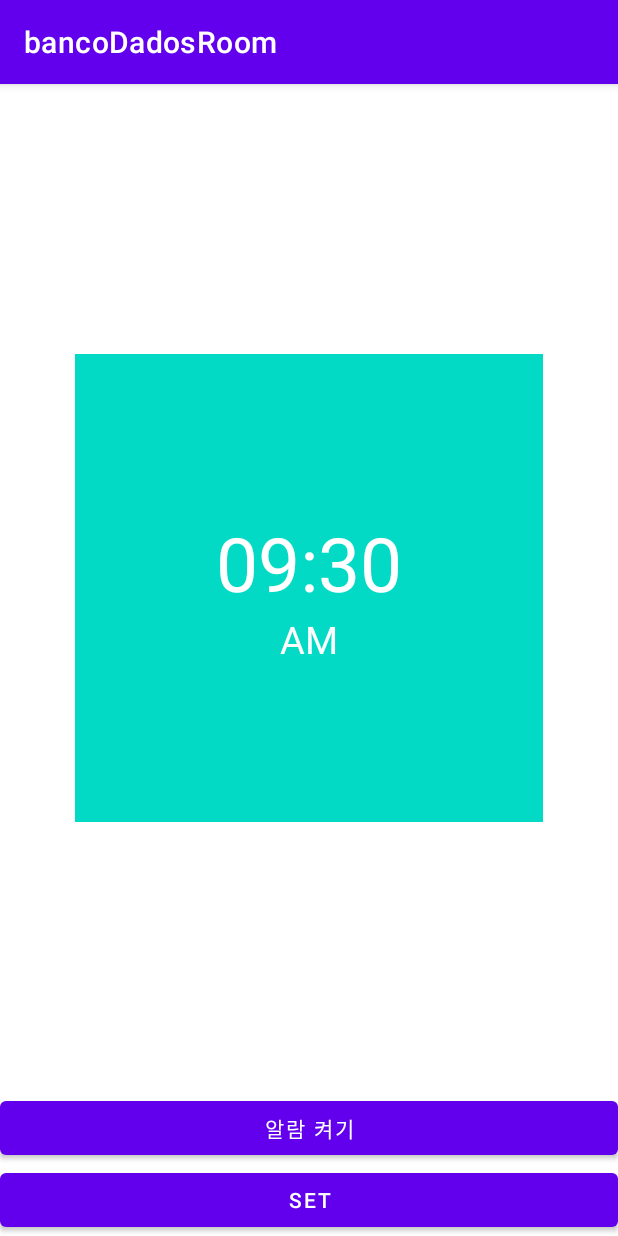
After one commit to walter-retzer/bancoDadosRoom, an Android app: the MainActivityTeste screen opened directly, with no data from a screen before it, on a phone screen of 412 x 824 dp. The commit adds this screen. Run offline under Robolectric (Android 15) with nearby library versions, the phone set to English and light mode, and no system bars.

Commit message:
Inclusão de simulação de disparo de alarme para os Lembretes salvos no Banco de Dados.

```diff
--- a/app/build.gradle
+++ b/app/build.gradle
@@ -6,12 +6,12 @@ plugins {
 }
 
 android {
-    compileSdk 32
+    compileSdk 31
 
     defaultConfig {
         applicationId "com.wdretzer.bancodadosroom"
         minSdk 21
-        targetSdk 32
+        targetSdk 31
         versionCode 1
         versionName "1.0"
 
--- /dev/null
+++ b/app/src/main/java/com/wdretzer/bancodadosroom/alarm/AlarmDisplayModel.kt
@@ -0,0 +1,31 @@
+package com.wdretzer.bancodadosroom.alarm
+
+data class AlarmDisplayModel(
+    val hour: Int,
+    val minute: Int,
+    var onOff: Boolean
+) {
+
+    val timeText: String
+        get() {
+            val h = "%02d".format(if (hour < 12) hour else hour - 12)
+            val m = "%02d".format(minute)
+
+            return "$h:$m"
+        }
+
+    val ampmText: String
+        get() {
+            return if (hour < 12) "AM" else "PM"
+        }
+
+    val onOffText: String
+        get() {
+            return if (onOff) "알람 끄기" else "알람 켜기"
+        }
+
+    fun makeDataForDB(): String {
+        return "$hour:$minute"
+    }
+
+}
--- /dev/null
+++ b/app/src/main/java/com/wdretzer/bancodadosroom/alarm/MainActivityTeste.kt
@@ -0,0 +1,186 @@
+package com.wdretzer.bancodadosroom.alarm
+
+import android.app.AlarmManager
+import android.app.PendingIntent
+import android.app.TimePickerDialog
+import android.content.Context
+import android.content.Intent
+import android.os.Build
+import androidx.appcompat.app.AppCompatActivity
+import android.os.Bundle
+import android.widget.Button
+import android.widget.TextView
+import androidx.annotation.RequiresApi
+import com.wdretzer.bancodadosroom.R
+import java.util.*
+
+
+
+class MainActivityTeste : AppCompatActivity() {
+
+
+    @RequiresApi(Build.VERSION_CODES.M)
+    override fun onCreate(savedInstanceState: Bundle?) {
+        super.onCreate(savedInstanceState)
+        setContentView(R.layout.activity_main_teste)
+
+        initOnOffButton()
+        initChangeAlarmTimeButton()
+
+        val model = fetchDataFromSharedPreferences()
+        renderView(model)
+    }
+
+
+    @RequiresApi(Build.VERSION_CODES.M)
+    private fun initOnOffButton() {
+        val onOffButton = findViewById<Button>(R.id.onOffButton)
+        onOffButton.setOnClickListener {
+
+            val model = it.tag as? AlarmDisplayModel ?: return@setOnClickListener
+            val newModel = saveAlarmModel(model.hour, model.minute, model.onOff.not())
+            renderView(newModel)
+
+            if (newModel.onOff) {
+                // 켜진 경우 -> 알람을 등록
+                val calendar = Calendar.getInstance().apply {
+                    set(Calendar.HOUR_OF_DAY, newModel.hour)
+                    set(Calendar.MINUTE, newModel.minute)
+
+                    if (before(Calendar.getInstance())) {
+                        add(Calendar.DATE, 1)
+                    }
+                }
+
+                val alarmManager = getSystemService(Context.ALARM_SERVICE) as AlarmManager
+                val intent = Intent(this, AlarmReceiver::class.java)
+                val pendingIntent = PendingIntent.getBroadcast(
+                    this, ALARM_REQUEST_CODE,
+                    intent, PendingIntent.FLAG_UPDATE_CURRENT or PendingIntent.FLAG_IMMUTABLE
+                )
+
+                alarmManager.setExact(
+                    AlarmManager.RTC_WAKEUP,
+                    calendar.timeInMillis,
+                    pendingIntent
+                )
+
+            } else {
+                cancelAlarm()
+            }
+
+        }
+    }
+
+    @RequiresApi(Build.VERSION_CODES.M)
+    private fun initChangeAlarmTimeButton() {
+        val changeAlarmButton = findViewById<Button>(R.id.changeAlarmTimeButton)
+        changeAlarmButton.setOnClickListener {
+
+            val calendar = Calendar.getInstance()
+            TimePickerDialog(this, { picker, hour, minute ->
+
+                val model = saveAlarmModel(hour, minute, false)
+                renderView(model)
+                cancelAlarm()
+
+            }, calendar.get(Calendar.HOUR_OF_DAY), calendar.get(Calendar.MINUTE), false).show()
+
+        }
+
+    }
+
+    private fun saveAlarmModel(
+        hour: Int,
+        minute: Int,
+        onOff: Boolean
+    ): AlarmDisplayModel {
+        val model = AlarmDisplayModel(
+            hour = hour,
+            minute = minute,
+            onOff = onOff
+        )
+
+        val sharedPreferences = getSharedPreferences(SHARED_PREFERENCES_NAME, Context.MODE_PRIVATE)
+
+        with(sharedPreferences.edit()) {
+            putString(ALARM_KEY, model.makeDataForDB())
+            putBoolean(ONOFF_KEY, model.onOff)
+            commit()
+        }
+
+        return model
+    }
+
+    @RequiresApi(Build.VERSION_CODES.M)
+    private fun fetchDataFromSharedPreferences(): AlarmDisplayModel {
+        val sharedPreferences = getSharedPreferences(SHARED_PREFERENCES_NAME, Context.MODE_PRIVATE)
+
+        val timeDBValue = sharedPreferences.getString(ALARM_KEY, "9:30") ?: "9:30"
+        val onOffDBValue = sharedPreferences.getBoolean(ONOFF_KEY, false)
+        val alarmData = timeDBValue.split(":")
+
+        val alarmModel = AlarmDisplayModel(
+            hour = alarmData[0].toInt(),
+            minute = alarmData[1].toInt(),
+            onOff = onOffDBValue
+        )
+
+        // 보정 보정 예외처리
+
+        val pendingIntent = PendingIntent.getBroadcast(
+            this,
+            ALARM_REQUEST_CODE,
+            Intent(this, AlarmReceiver::class.java),
+            PendingIntent.FLAG_UPDATE_CURRENT or PendingIntent.FLAG_IMMUTABLE
+        )
+
+        if ((pendingIntent == null) and alarmModel.onOff) {
+            // 알람은 꺼져있는데, 데이터는 켜저있는 경우
+            alarmModel.onOff = false
+
+        } else if ((pendingIntent != null) and alarmModel.onOff.not()) {
+            // 알람은 켜져있는데, 데이터는 꺼져있는 경우
+            // 알람을 취소함
+            pendingIntent.cancel()
+        }
+
+        return alarmModel
+
+    }
+
+    private fun renderView(model: AlarmDisplayModel) {
+        findViewById<TextView>(R.id.ampmTextView).apply {
+            text = model.ampmText
+        }
+
+        findViewById<TextView>(R.id.timeTextView).apply {
+            text = model.timeText
+        }
+
+        findViewById<Button>(R.id.onOffButton).apply {
+            text = model.onOffText
+            tag = model
+        }
+
+    }
+
+    @RequiresApi(Build.VERSION_CODES.M)
+    private fun cancelAlarm() {
+        val pendingIntent = PendingIntent.getBroadcast(
+            this,
+            ALARM_REQUEST_CODE,
+            Intent(this, AlarmReceiver::class.java),
+            PendingIntent.FLAG_UPDATE_CURRENT or PendingIntent.FLAG_IMMUTABLE
+        )
+        pendingIntent?.cancel()
+    }
+
+    companion object {
+        private const val SHARED_PREFERENCES_NAME = "time"
+        private const val ALARM_KEY = "alarm"
+        private const val ONOFF_KEY = "onOff"
+        private const val ALARM_REQUEST_CODE = 1000
+
+    }
+}
--- a/app/src/main/java/com/wdretzer/bancodadosroom/bd/ListaBD.kt
+++ b/app/src/main/java/com/wdretzer/bancodadosroom/bd/ListaBD.kt
@@ -16,6 +16,7 @@ import androidx.recyclerview.widget.RecyclerView
 import com.google.android.material.imageview.ShapeableImageView
 import com.wdretzer.bancodadosroom.MainActivity
 import com.wdretzer.bancodadosroom.R
+import com.wdretzer.bancodadosroom.alarm.MainActivityTeste
 import com.wdretzer.bancodadosroom.dados.InfoDados
 import com.wdretzer.bancodadosroom.extension.DataResult
 import com.wdretzer.bancodadosroom.recycler.ItensAdapter
--- /dev/null
+++ b/app/src/main/res/layout/activity_main_teste.xml
@@ -0,0 +1,65 @@
+<?xml version="1.0" encoding="utf-8"?>
+<androidx.constraintlayout.widget.ConstraintLayout xmlns:android="http://schemas.android.com/apk/res/android"
+    xmlns:app="http://schemas.android.com/apk/res-auto"
+    xmlns:tools="http://schemas.android.com/tools"
+    android:layout_width="match_parent"
+    android:layout_height="match_parent"
+    tools:context=".alarm.MainActivityTeste">
+
+
+
+    <View
+        android:layout_width="0dp"
+        android:layout_height="0dp"
+        android:layout_marginHorizontal="50dp"
+        android:background="@color/teal_200"
+        app:layout_constraintBottom_toTopOf="@id/onOffButton"
+        app:layout_constraintDimensionRatio="H,1:1"
+        app:layout_constraintEnd_toEndOf="parent"
+        app:layout_constraintStart_toStartOf="parent"
+        app:layout_constraintTop_toTopOf="parent" />
+
+    <TextView
+        android:id="@+id/timeTextView"
+        android:layout_width="wrap_content"
+        android:layout_height="wrap_content"
+        android:text="09:30"
+        android:textColor="@color/white"
+        android:textSize="50sp"
+        app:layout_constraintBottom_toTopOf="@id/ampmTextView"
+        app:layout_constraintLeft_toLeftOf="parent"
+        app:layout_constraintRight_toRightOf="parent"
+        app:layout_constraintTop_toTopOf="parent"
+        app:layout_constraintVertical_chainStyle="packed" />
+
+    <TextView
+        android:id="@+id/ampmTextView"
+        android:layout_width="wrap_content"
+        android:layout_height="wrap_content"
+        android:text="AM"
+        android:textColor="@color/white"
+        android:textSize="25sp"
+        app:layout_constraintBottom_toTopOf="@id/onOffButton"
+        app:layout_constraintEnd_toEndOf="parent"
+        app:layout_constraintStart_toStartOf="parent"
+        app:layout_constraintTop_toBottomOf="@id/timeTextView" />
+
+    <Button
+        android:id="@+id/onOffButton"
+        android:layout_width="0dp"
+        android:layout_height="wrap_content"
+        android:text="Alarm"
+        app:layout_constraintBottom_toTopOf="@id/changeAlarmTimeButton"
+        app:layout_constraintEnd_toEndOf="parent"
+        app:layout_constraintStart_toStartOf="parent" />
+
+    <Button
+        android:id="@+id/changeAlarmTimeButton"
+        android:layout_width="0dp"
+        android:layout_height="wrap_content"
+        android:text="set"
+        app:layout_constraintBottom_toBottomOf="parent"
+        app:layout_constraintEnd_toEndOf="parent"
+        app:layout_constraintStart_toStartOf="parent" />
+
+</androidx.constraintlayout.widget.ConstraintLayout>
```
Also changed, not shown: app/src/main/AndroidManifest.xml (+14 -1 lines), app/src/main/java/com/wdretzer/bancodadosroom/MainActivity.kt (+115 -11 lines), app/src/main/java/com/wdretzer/bancodadosroom/alarm/AlarmReceiver.kt (added, +67 -0 lines).
